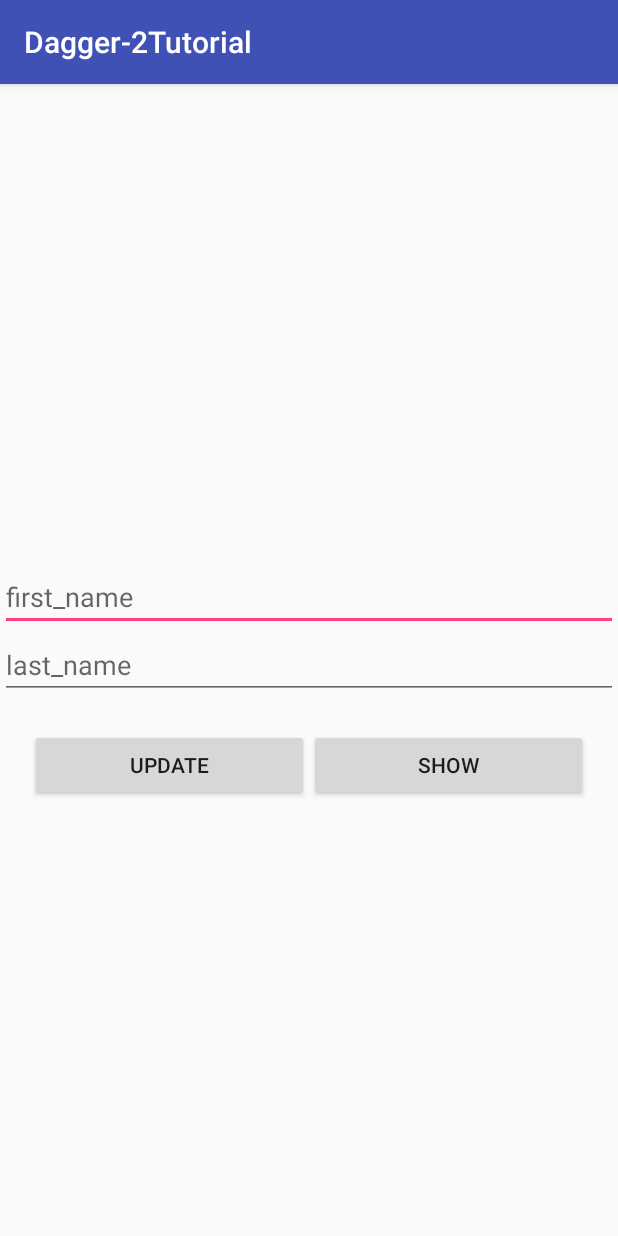
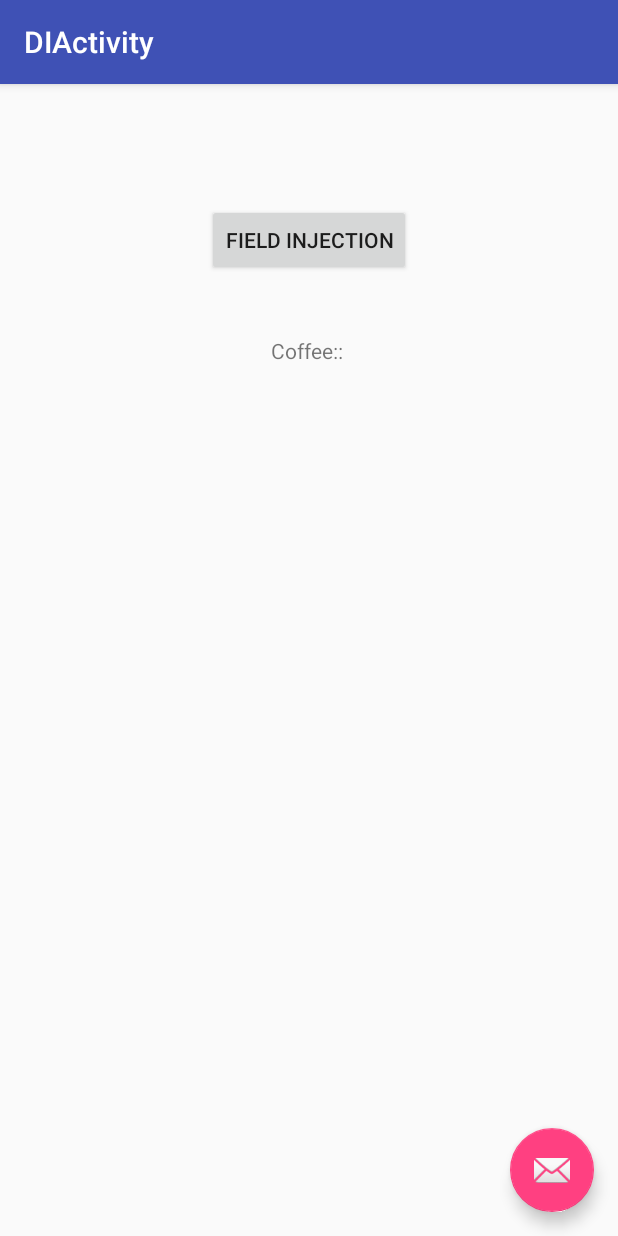
Before and after one commit to anjandebnath/Dagger2Detail, an Android app: the screen it shows after launch (MVPUIActivity before the commit, DIActivity after it), on a phone screen of 412 x 824 dp. Run offline under Robolectric (Android 15) with nearby library versions, the phone set to English and light mode, and no system bars; our stand-ins replace Dagger/Hilt's generated code.

Commit message:
method injection

```diff
--- a/app/build.gradle
+++ b/app/build.gradle
@@ -22,6 +22,7 @@
     implementation fileTree(dir: 'libs', include: ['*.jar'])
     implementation 'com.android.support:appcompat-v7:26.1.0'
     implementation 'com.android.support.constraint:constraint-layout:1.0.2'
+    implementation 'com.android.support:design:26.1.0'
     testImplementation 'junit:junit:4.12'
 
     // required if you want to use Mockito for unit tests
--- a/app/src/main/java/com/user06/dagger_2tutorial/coffeehelper_dagger2/CoffeeBrewer.java
+++ b/app/src/main/java/com/user06/dagger_2tutorial/coffeehelper_dagger2/CoffeeBrewer.java
@@ -21,10 +21,12 @@
         this.waterHeater = new WaterHeater(this.water);
     }
 
-    public void brewCoffee(){
+    public void brewCoffee(CoffeeCallback callback){
         waterHeater.on();
         waterHeater.off();
-        Log.d(TAG, "Water:: " + water.isWaterHot() + "Flavor:: "+coffee.getFlavor());
+        Log.d(TAG, "Water:: " + water.isWaterHot() + "  Flavor:: "+coffee.getFlavor());
         Log.d(TAG, "----------- Coffee is ready to be served ---------------------");
+        String status = "  Flavor:: "+coffee.getFlavor();
+        callback.coffeeStatus(status);
     }
 }
--- /dev/null
+++ b/app/src/main/java/com/user06/dagger_2tutorial/coffeehelper_dagger2/CoffeeCallback.java
@@ -0,0 +1,9 @@
+package com.user06.dagger_2tutorial.coffeehelper_dagger2;
+
+/**
+ * Created by Anjan Debnath on 8/7/2018.
+ * Copyright (c) 2018, W3 Engineers Ltd. All rights reserved.
+ */
+public interface CoffeeCallback {
+    void coffeeStatus(String status);
+}
--- /dev/null
+++ b/app/src/main/java/com/user06/dagger_2tutorial/coffeehelper_dagger2/DIActivity.java
@@ -0,0 +1,58 @@
+package com.user06.dagger_2tutorial.coffeehelper_dagger2;
+
+import android.os.Bundle;
+import android.support.design.widget.FloatingActionButton;
+import android.support.design.widget.Snackbar;
+import android.support.v7.app.AppCompatActivity;
+import android.support.v7.widget.Toolbar;
+import android.view.View;
+import android.widget.Button;
+import android.widget.TextView;
+
+import com.user06.dagger_2tutorial.R;
+
+public class DIActivity extends AppCompatActivity implements CoffeeCallback{
+
+    Button dependencyInjectionButton;
+    TextView showText;
+
+
+    @Override
+    protected void onCreate(Bundle savedInstanceState) {
+        super.onCreate(savedInstanceState);
+        setContentView(R.layout.activity_di);
+        Toolbar toolbar = (Toolbar) findViewById(R.id.toolbar);
+        setSupportActionBar(toolbar);
+
+        dependencyInjectionButton = findViewById(R.id.button2);
+        showText = findViewById(R.id.textView2);
+        showText.setText("Coffee:: \n");
+        dependencyInjectionButton.setOnClickListener(new View.OnClickListener() {
+            @Override
+            public void onClick(View v) {
+                ResturantAFieldInjection resturantAfieldInjection = new ResturantAFieldInjection();
+                resturantAfieldInjection.brewCoffee(DIActivity.this);
+
+                ResturantBFieldInjection resturantBfieldInjection = new ResturantBFieldInjection();
+                resturantBfieldInjection.brewCoffee(DIActivity.this);
+            }
+        });
+
+
+
+
+        FloatingActionButton fab = (FloatingActionButton) findViewById(R.id.fab);
+        fab.setOnClickListener(new View.OnClickListener() {
+            @Override
+            public void onClick(View view) {
+                Snackbar.make(view, "Replace with your own action", Snackbar.LENGTH_LONG)
+                        .setAction("Action", null).show();
+            }
+        });
+    }
+
+    @Override
+    public void coffeeStatus(String status) {
+        showText.append(status);
+    }
+}
--- a/app/src/main/java/com/user06/dagger_2tutorial/coffeehelper_dagger2/ResturantAFieldInjection.java
+++ b/app/src/main/java/com/user06/dagger_2tutorial/coffeehelper_dagger2/ResturantAFieldInjection.java
@@ -38,7 +38,7 @@
         coffeeComponent.provideCoffee(this);
     }
 
-    public void brewCoffee(){
-        coffeeBrewer.brewCoffee();
+    public void brewCoffee(CoffeeCallback callback){
+        coffeeBrewer.brewCoffee(callback);
     }
 }
--- a/app/src/main/java/com/user06/dagger_2tutorial/coffeehelper_dagger2/ResturantBFieldInjection.java
+++ b/app/src/main/java/com/user06/dagger_2tutorial/coffeehelper_dagger2/ResturantBFieldInjection.java
@@ -25,7 +25,6 @@
 
     public ResturantBFieldInjection() {
         goDagger();
-        coffeeBrewer = coffeeHelper.getCoffeeBrewer(waterQuantity, flavor);
     }
 
     private void goDagger() {
@@ -33,7 +32,8 @@
         coffeeComponent.provideCoffee(this);
     }
 
-    public void brewCoffee(){
-        coffeeBrewer.brewCoffee();
+    public void brewCoffee(CoffeeCallback callback){
+        coffeeBrewer = coffeeHelper.getCoffeeBrewer(waterQuantity, flavor);
+        coffeeBrewer.brewCoffee(callback);
     }
 }
--- a/app/src/main/java/com/user06/dagger_2tutorial/coffeehelper_dagger2/ResturantCFieldInjection.java
+++ b/app/src/main/java/com/user06/dagger_2tutorial/coffeehelper_dagger2/ResturantCFieldInjection.java
@@ -34,7 +34,7 @@
     }
 
 
-    public void brewCoffee(){
-        coffeeBrewer.brewCoffee();
+    public void brewCoffee(CoffeeCallback callback){
+        coffeeBrewer.brewCoffee(callback);
     }
 }
--- /dev/null
+++ b/app/src/main/res/layout/activity_di.xml
@@ -0,0 +1,33 @@
+<?xml version="1.0" encoding="utf-8"?>
+<android.support.design.widget.CoordinatorLayout xmlns:android="http://schemas.android.com/apk/res/android"
+    xmlns:app="http://schemas.android.com/apk/res-auto"
+    xmlns:tools="http://schemas.android.com/tools"
+    android:layout_width="match_parent"
+    android:layout_height="match_parent"
+    tools:context=".coffeehelper_dagger2.DIActivity">
+
+    <android.support.design.widget.AppBarLayout
+        android:layout_width="match_parent"
+        android:layout_height="wrap_content"
+        android:theme="@style/AppTheme.AppBarOverlay">
+
+        <android.support.v7.widget.Toolbar
+            android:id="@+id/toolbar"
+            android:layout_width="match_parent"
+            android:layout_height="?attr/actionBarSize"
+            android:background="?attr/colorPrimary"
+            app:popupTheme="@style/AppTheme.PopupOverlay" />
+
+    </android.support.design.widget.AppBarLayout>
+
+    <include layout="@layout/content_di" />
+
+    <android.support.design.widget.FloatingActionButton
+        android:id="@+id/fab"
+        android:layout_width="wrap_content"
+        android:layout_height="wrap_content"
+        android:layout_gravity="bottom|end"
+        android:layout_margin="@dimen/fab_margin"
+        app:srcCompat="@android:drawable/ic_dialog_email" />
+
+</android.support.design.widget.CoordinatorLayout>
--- /dev/null
+++ b/app/src/main/res/layout/content_di.xml
@@ -0,0 +1,30 @@
+<?xml version="1.0" encoding="utf-8"?>
+<android.support.constraint.ConstraintLayout xmlns:android="http://schemas.android.com/apk/res/android"
+    xmlns:app="http://schemas.android.com/apk/res-auto"
+    xmlns:tools="http://schemas.android.com/tools"
+    android:layout_width="match_parent"
+    android:layout_height="match_parent"
+    app:layout_behavior="@string/appbar_scrolling_view_behavior"
+    tools:context=".coffeehelper_dagger2.DIActivity"
+    tools:showIn="@layout/activity_di">
+
+    <Button
+        android:id="@+id/button2"
+        android:layout_width="wrap_content"
+        android:layout_height="wrap_content"
+        android:layout_marginTop="80dp"
+        android:text="Field Injection"
+        app:layout_constraintEnd_toEndOf="parent"
+        app:layout_constraintStart_toStartOf="parent"
+        app:layout_constraintTop_toTopOf="parent" />
+
+    <TextView
+        android:id="@+id/textView2"
+        android:layout_width="wrap_content"
+        android:layout_height="wrap_content"
+        android:layout_marginTop="40dp"
+        tools:text="hello world"
+        app:layout_constraintEnd_toEndOf="parent"
+        app:layout_constraintStart_toStartOf="parent"
+        app:layout_constraintTop_toBottomOf="@+id/button2" />
+</android.support.constraint.ConstraintLayout>
--- /dev/null
+++ b/app/src/main/res/values/dimens.xml
@@ -0,0 +1,3 @@
+<resources>
+    <dimen name="fab_margin">16dp</dimen>
+</resources>
--- a/app/src/main/res/values/strings.xml
+++ b/app/src/main/res/values/strings.xml
@@ -1,3 +1,5 @@
 <resources>
     <string name="app_name">Dagger-2Tutorial</string>
+    <string name="title_activity_di">DIActivity</string>
+    <string name="title_activity_empty">EmptyActivity</string>
 </resources>
--- a/app/src/main/res/values/styles.xml
+++ b/app/src/main/res/values/styles.xml
@@ -8,4 +8,13 @@
         <item name="colorAccent">@color/colorAccent</item>
     </style>
 
+    <style name="AppTheme.NoActionBar">
+        <item name="windowActionBar">false</item>
+        <item name="windowNoTitle">true</item>
+    </style>
+
+    <style name="AppTheme.AppBarOverlay" parent="ThemeOverlay.AppCompat.Dark.ActionBar" />
+
+    <style name="AppTheme.PopupOverlay" parent="ThemeOverlay.AppCompat.Light" />
+
 </resources>
```
Also changed, not shown: app/src/main/AndroidManifest.xml (+15 -4 lines), app/src/main/java/com/user06/dagger_2tutorial/coffeehelper_dagger2/Coffee.java (+14 -1 lines), 1 other file.
